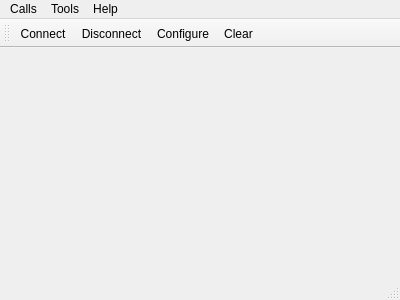
Before: the Qt Designer form mainwindow.ui in simonchen24601/MotorControlPanel, drawn with Qt 5.
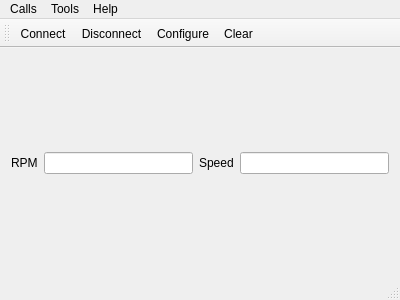
After: the same form once the commit is applied. Icons and pictures are not drawn.

Patch:
```diff
--- a/mainwindow.ui
+++ b/mainwindow.ui
@@ -14,7 +14,44 @@
    <string>Serial Terminal</string>
   </property>
   <widget class="QWidget" name="centralWidget">
-   <layout class="QVBoxLayout" name="verticalLayout"/>
+   <layout class="QVBoxLayout" name="verticalLayout">
+    <item>
+     <layout class="QVBoxLayout" name="verticalLayout_main">
+      <item>
+       <layout class="QHBoxLayout" name="horizontalLayout_line1">
+        <item>
+         <widget class="QLabel" name="labelRPM">
+          <property name="text">
+           <string>RPM</string>
+          </property>
+         </widget>
+        </item>
+        <item>
+         <widget class="QLineEdit" name="lineEditRPM">
+          <property name="readOnly">
+           <bool>true</bool>
+          </property>
+         </widget>
+        </item>
+        <item>
+         <widget class="QLabel" name="labelSpeed">
+          <property name="text">
+           <string>Speed</string>
+          </property>
+         </widget>
+        </item>
+        <item>
+         <widget class="QLineEdit" name="lineEditSpeed">
+          <property name="readOnly">
+           <bool>true</bool>
+          </property>
+         </widget>
+        </item>
+       </layout>
+      </item>
+     </layout>
+    </item>
+   </layout>
   </widget>
   <widget class="QMenuBar" name="menuBar">
    <property name="geometry">
```
Left out of the diff: 2 changed lines with no effect on the pictures.
